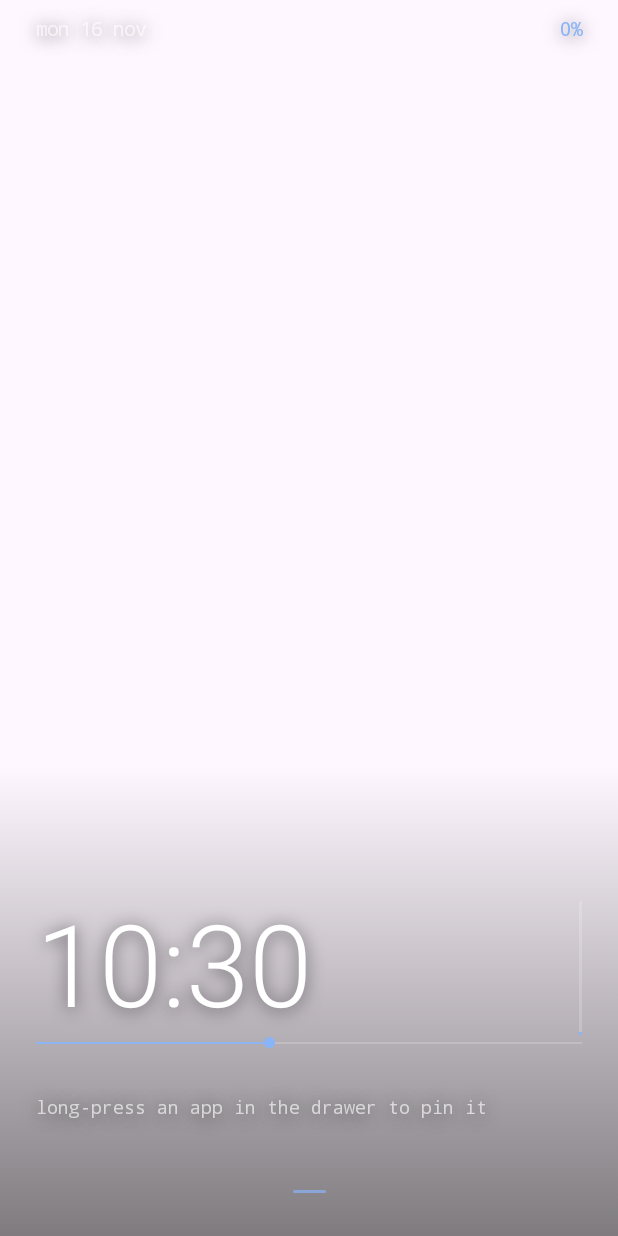
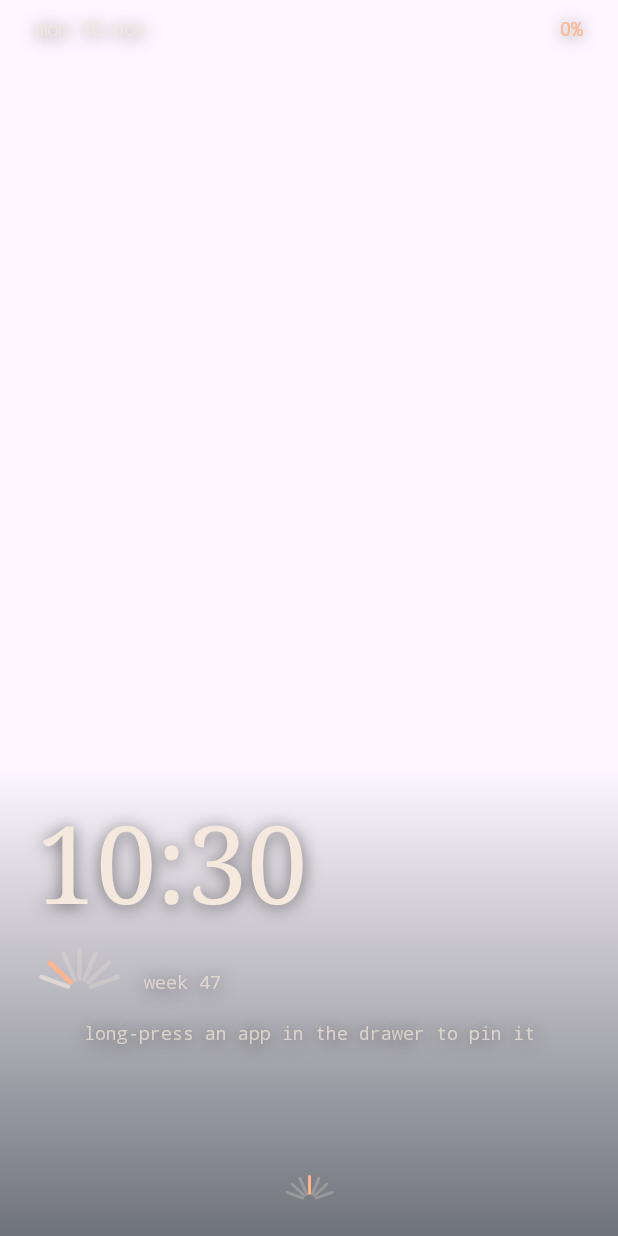
Before and after one commit to AhhadQamar/Shell, an Android app built with Jetpack Compose: the composable LauncherRoot called with empty values, on a phone screen of 412 x 824 dp. Run offline under Robolectric (Android 15) with nearby library versions, the phone set to English and light mode, and no system bars; pictures from the network do not load.

Commit message:
changed the ui

```diff
--- a/app/src/main/java/app/minimalshell/Drawer.kt
+++ b/app/src/main/java/app/minimalshell/Drawer.kt
@@ -79,6 +79,7 @@ import androidx.compose.ui.input.nestedscroll.nestedScroll
 import androidx.compose.ui.semantics.clearAndSetSemantics
 import androidx.compose.ui.unit.Velocity
 import kotlinx.coroutines.flow.first
+import androidx.compose.foundation.layout.size
 
 private sealed interface Item {
     data class Calc(val result: String) : Item
@@ -270,8 +271,8 @@ fun Drawer(apps: List<AppEntry>, state: ShellViewModel, accent: Color, drawer: D
                 .background(
                     Brush.verticalGradient(
                         0f to Color.Transparent,
-                        0.3f to Color.Black.copy(0.72f),
-                        1f to Color.Black.copy(0.9f),
+                        0.3f to Sea.copy(0.78f),
+                        1f to Sea.copy(0.94f),
                     )
                 )
                 .pointerInput(Unit) { detectTapGestures { } } // taps on the panel itself don't close it
@@ -325,9 +326,9 @@ fun Drawer(apps: List<AppEntry>, state: ShellViewModel, accent: Color, drawer: D
                 }
             }
 
-            // the "horizon" of the drawer: an accent stub + hairline that the query sits on
-            Row(Modifier.fillMaxWidth().padding(end = 14.dp), verticalAlignment = Alignment.CenterVertically) {
-                Box(Modifier.width(28.dp).height(2.dp).background(accent))
+            // the "horizon" of the drawer: a small shell resting on a hairline, with the query below it
+            Row(Modifier.fillMaxWidth().padding(end = 14.dp), verticalAlignment = Alignment.Bottom) {
+                ShellFan(today = 3, accent = accent, modifier = Modifier.size(30.dp, 16.dp), showPast = false, ridgeWidth = 2.dp)
                 Hairline(Modifier.weight(1f))
             }
             Row(
@@ -341,7 +342,7 @@ fun Drawer(apps: List<AppEntry>, state: ShellViewModel, accent: Color, drawer: D
                     onValueChange = { query = it },
                     singleLine = true,
                     textStyle = TextStyle(
-                        color = Color.White, fontSize = 17.sp,
+                        color = Sand, fontSize = 17.sp,
                         fontFamily = Mono, shadow = Lift,
                     ),
                     cursorBrush = SolidColor(accent),
@@ -375,8 +376,8 @@ fun Drawer(apps: List<AppEntry>, state: ShellViewModel, accent: Color, drawer: D
 @Composable
 private fun SectionHeader(letter: Char, accent: Color) {
     Row(Modifier.fillMaxWidth().padding(top = 18.dp, bottom = 2.dp), verticalAlignment = Alignment.CenterVertically) {
-        Text(letter.toString(), style = ink(12.sp, accent, mono = true, tracking = 1.sp))
-        Spacer(Modifier.width(10.dp))
+        Text(letter.toString(), style = ink(22.sp, accent, serif = true))
+        Spacer(Modifier.width(12.dp))
         Hairline(Modifier.weight(1f))
     }
 }
@@ -407,7 +408,7 @@ private fun AppRow(app: AppEntry, state: ShellViewModel, accent: Color, highligh
                 app.label,
                 style = ink(
                     17.sp,
-                    Color.White.copy(if (hidden) 0.5f else 0.92f),
+                    Sand.copy(if (hidden) 0.5f else 0.94f),
                     if (highlight) FontWeight.Medium else FontWeight.Normal,
                 ),
                 maxLines = 1, overflow = TextOverflow.Ellipsis,
@@ -433,7 +434,7 @@ private fun FrequentRow(apps: List<AppEntry>, state: ShellViewModel, onOpen: (Ap
                         AppIcon(app, 48.dp, label = null)
                         Spacer(Modifier.height(6.dp))
                         Text(
-                            app.label, style = ink(11.sp, Color.White.copy(0.85f)),
+                            app.label, style = ink(11.sp, Sand.copy(0.85f)),
                             maxLines = 1, overflow = TextOverflow.Ellipsis, textAlign = TextAlign.Center,
                         )
                     }
@@ -527,13 +528,13 @@ private fun SpineRail(letters: List<Char>, accent: Color, onJump: (Char) -> Unit
             horizontalAlignment = Alignment.End,
         ) {
             for (i in letters.indices.reversed()) {
-                Text(letters[i].toString(), style = ink(10.sp, if (i == active) accent else Dim, mono = true))
+                Text(letters[i].toString(), style = ink(11.sp, if (i == active) accent else Dim, serif = true))
             }
         }
         if (active >= 0) {
             Text(
                 letters[active].toString(),
-                style = ink(48.sp, accent, FontWeight.Light, mono = true),
+                style = ink(56.sp, accent, FontWeight.Light, serif = true),
                 modifier = Modifier
                     .align(Alignment.TopEnd)
                     .offset {
--- /dev/null
+++ b/app/src/main/java/app/minimalshell/Fan.kt
@@ -0,0 +1,89 @@
+package app.minimalshell
+
+import androidx.compose.foundation.Canvas
+import androidx.compose.runtime.Composable
+import androidx.compose.ui.Modifier
+import androidx.compose.ui.geometry.Offset
+import androidx.compose.ui.graphics.Color
+import androidx.compose.ui.graphics.StrokeCap
+import androidx.compose.ui.layout.Layout
+import androidx.compose.ui.unit.Dp
+import androidx.compose.ui.unit.dp
+import kotlin.math.cos
+import kotlin.math.roundToInt
+import kotlin.math.sin
+
+// The shell is Shell's one recurring shape: seven ridges fanning out from a single point, as in the app icon.
+// It shows the week on Home, marks the "open apps" handle, and the dock rests on the same curve.
+
+private const val RIDGES = 7
+
+/**
+ * Seven ridges fanning upward from a point at the bottom centre.
+ * [today] (0..6) is drawn in the accent colour; with [showPast] the days before it are drawn brighter than the days
+ * still to come, so the fan also reads as how far through the week you are.
+ */
+@Composable
+fun ShellFan(
+    today: Int,
+    accent: Color,
+    modifier: Modifier = Modifier,
+    showPast: Boolean = true,
+    ridgeWidth: Dp = 3.dp,
+) {
+    Canvas(modifier) {
+        val stroke = ridgeWidth.toPx()
+        val cx = size.width / 2f
+        val cy = size.height - stroke / 2f
+        val outer = size.height - stroke
+        val inner = outer * 0.3f
+        for (i in 0 until RIDGES) {
+            // 200..340 degrees: screen y points down, so these angles open upward
+            val a = Math.toRadians(200.0 + i * (140.0 / (RIDGES - 1)))
+            val dx = cos(a).toFloat()
+            val dy = sin(a).toFloat()
+            val color = when {
+                i == today -> accent
+                showPast && i < today -> Sand.copy(alpha = 0.6f)
+                else -> Sand.copy(alpha = 0.25f)
+            }
+            drawLine(
+                color = color,
+                start = Offset(cx + inner * dx, cy + inner * dy),
+                end = Offset(cx + outer * dx, cy + outer * dy),
+                strokeWidth = stroke,
+                cap = StrokeCap.Round,
+            )
+        }
+    }
+}
+
+private val ARC_RADIUS = 150.dp
+private const val ARC_STEP_DEG = 24.0
+
+/**
+ * Lays its children out along an upward arc: the middle one highest, the outer ones lower, like the ridges of the shell.
+ * Spacing between neighbours stays the same whatever the number of children, so a dock with three icons is just
+ * a shorter arc, not stretched.
+ */
+@Composable
+fun ArcDock(modifier: Modifier = Modifier, content: @Composable () -> Unit) {
+    Layout(content = content, modifier = modifier) { measurables, constraints ->
+        val items = measurables.map { it.measure(constraints.copy(minWidth = 0, minHeight = 0)) }
+        val n = items.size
+        val radius = ARC_RADIUS.toPx()
+        val step = Math.toRadians(ARC_STEP_DEG)
+        val outermost = step * (n - 1) / 2.0
+        val depth = if (n > 1) radius * (1 - cos(outermost)).toFloat() else 0f
+        val itemHeight = items.maxOfOrNull { it.height } ?: 0
+        val width = constraints.maxWidth
+        layout(width, (itemHeight + depth).roundToInt()) {
+            items.forEachIndexed { i, p ->
+                val a = (i - (n - 1) / 2.0) * step
+                val centerX = width / 2f + (radius * sin(a)).toFloat()
+                val top = radius * (1 - cos(a)).toFloat()
+                p.place((centerX - p.width / 2f).roundToInt(), top.roundToInt())
+            }
+        }
+    }
+}
--- a/app/src/main/java/app/minimalshell/Home.kt
+++ b/app/src/main/java/app/minimalshell/Home.kt
@@ -53,7 +53,7 @@ import androidx.compose.ui.platform.LocalDensity
 private val DOCK_ICON = 40.dp
 
 /** Space the long-press menu leaves for the dock so the two never overlap. */
-private val DOCK_CLEARANCE = 136.dp
+private val DOCK_CLEARANCE = 150.dp
 
 /**
  * Home is built from two axes that meet in an L-shaped corner above the dock:
@@ -112,7 +112,7 @@ fun Home(
                 .align(Alignment.BottomCenter)
                 .fillMaxWidth()
                 .fillMaxHeight(0.38f)
-                .background(Brush.verticalGradient(listOf(Color.Transparent, Color.Black.copy(0.5f))))
+                .background(Brush.verticalGradient(listOf(Color.Transparent, Sea.copy(0.6f))))
         )
 
         Column(
@@ -131,30 +131,27 @@ fun Home(
 
             Spacer(Modifier.weight(1f))
 
-            // clock (left) and battery spine (right edge); the spine is as tall as the clock block
-            Row(Modifier.fillMaxWidth().height(IntrinsicSize.Min), verticalAlignment = Alignment.Bottom) {
-                Column(Modifier.weight(1f)) {
-                    Text(tick.time, style = ink(76.sp, weight = FontWeight.Light))
+            // the clock, with the shell's seven ridges beneath it standing for the days of the week
+            Text(tick.time, style = ink(72.sp, weight = FontWeight.Light, serif = true))
             tick.alarm?.let {
-                        Text(it, style = ink(12.sp, Dim, mono = true), modifier = Modifier.padding(top = 2.dp, bottom = 14.dp))
+                Text(it, style = ink(12.sp, Dim, mono = true), modifier = Modifier.padding(top = 2.dp))
             }
-                }
-                BatterySpine(tick.battery, accent)
+            Row(Modifier.padding(top = 12.dp, bottom = 20.dp), verticalAlignment = Alignment.Bottom) {
+                ShellFan(today = tick.weekDay, accent = accent, modifier = Modifier.size(58.dp, 30.dp))
+                Spacer(Modifier.width(14.dp))
+                Text("week ${tick.weekNumber}", style = ink(12.sp, Dim, mono = true))
             }
 
-            DayHorizon(tick.dayFraction, accent)
-
-            // dock: bare icons sitting on the horizon, no backing panel
-            Row(
-                // min height = icon size, so the row doesn't jump when icons appear after the first load
-                Modifier.fillMaxWidth().padding(vertical = 18.dp).heightIn(min = DOCK_ICON),
-                horizontalArrangement = if (dock.isEmpty()) Arrangement.Start else Arrangement.SpaceEvenly,
-                verticalAlignment = Alignment.CenterVertically,
+            // dock: icons rest on an arc, the way the shell's ridges fan out
+            Box(
+                // reserve the arc's height up front, so nothing jumps when icons appear after the first load
+                Modifier.fillMaxWidth().heightIn(min = DOCK_ICON + 50.dp),
+                contentAlignment = Alignment.TopCenter,
             ) {
-                // only suggest pinning once we know there really are no pins, not while apps are still loading
                 if (appsLoaded && state.pinned.isEmpty()) {
                     Text("long-press an app in the drawer to pin it", style = ink(12.sp, Dim, mono = true))
-                }
+                } else {
+                    ArcDock(Modifier.fillMaxWidth()) {
                         dock.forEach { app ->
                             key(app.key) { // keeps each icon's menu state with its own app when the dock changes
                                 var menu by remember { mutableStateOf(false) }
@@ -168,12 +165,14 @@ fun Home(
                             }
                         }
                     }
+                }
+            }
 
-            // drawer handle: tiny, but a real 36dp-tall touch target with a screen-reader label
+            // handle: a small fan of its own; tap it (or swipe up) to open the drawer
             Box(
                 Modifier
                     .fillMaxWidth()
-                    .height(36.dp)
+                    .height(40.dp)
                     .clickable(
                         interactionSource = remember { MutableInteractionSource() },
                         indication = null,
@@ -182,38 +181,12 @@ fun Home(
                     ) { drawer.open() },
                 contentAlignment = Alignment.Center,
             ) {
-                Box(Modifier.width(22.dp).height(2.dp).background(accent.copy(0.7f), RoundedCornerShape(1.dp)))
+                ShellFan(today = 3, accent = accent, modifier = Modifier.size(34.dp, 18.dp), showPast = false, ridgeWidth = 2.dp)
             }
         }
     }
 }
 
-/** Vertical gauge: 2dp track, accent fill growing up from the bottom (where it meets the horizon). */
-@Composable
-private fun BatterySpine(percent: Int, accent: Color) {
-    Box(Modifier.width(2.dp).fillMaxHeight().background(Hair)) {
-        Box(
-            Modifier
-                .align(Alignment.BottomCenter)
-                .fillMaxWidth()
-                .fillMaxHeight((percent / 100f).coerceIn(0.02f, 1f))
-                .background(accent)
-        )
-    }
-}
-
-/** Horizontal line across the day: accent up to now, with a dot at the current moment. */
-@Composable
-private fun DayHorizon(fraction: Float, accent: Color) {
-    val f = fraction.coerceIn(0.02f, 1f)
-    Box(Modifier.fillMaxWidth().height(10.dp), contentAlignment = Alignment.CenterStart) {
-        Box(Modifier.fillMaxWidth().height(1.dp).background(Hair))
-        Box(Modifier.fillMaxWidth(f).height(1.dp).background(accent.copy(0.9f)))
-        Box(Modifier.fillMaxWidth(f), contentAlignment = Alignment.CenterEnd) {
-            Box(Modifier.size(7.dp).background(accent, CircleShape))
-        }
-    }
-}
 
 /** Long-press on empty home space: a bare text list, no card. */
 @Composable
@@ -222,7 +195,7 @@ fun HomeMenu(accent: Color, onShellSettings: () -> Unit, onDismiss: () -> Unit)
     Box(
         Modifier
             .fillMaxSize()
-            .background(Brush.verticalGradient(listOf(Color.Transparent, Color.Black.copy(0.7f))))
+            .background(Brush.verticalGradient(listOf(Color.Transparent, Sea.copy(0.78f))))
             .pointerInput(Unit) { detectTapGestures { onDismiss() } }
             .windowInsetsPadding(WindowInsets.systemBars),
         contentAlignment = Alignment.BottomStart,
--- a/app/src/main/java/app/minimalshell/MainActivity.kt
+++ b/app/src/main/java/app/minimalshell/MainActivity.kt
@@ -89,7 +89,7 @@ fun LauncherRoot(state: ShellViewModel, homeSignal: Int) {
                         onLongPress = { menuOpen = true },
                     )
                     // soft dim behind the drawer, growing with it; no pointer handling, so it never blocks touches
-                    Box(Modifier.fillMaxSize().graphicsLayer { alpha = drawer.progress * 0.4f }.background(Color.Black))
+                    Box(Modifier.fillMaxSize().graphicsLayer { alpha = drawer.progress * 0.4f }.background(Sea))
                     // always composed and parked just off-screen: opening never has to build it from scratch
                     Drawer(apps, state, accent, drawer)
                     AnimatedVisibility(visible = menuOpen, enter = fadeIn(), exit = fadeOut()) {
--- a/app/src/main/java/app/minimalshell/SettingsStore.kt
+++ b/app/src/main/java/app/minimalshell/SettingsStore.kt
@@ -39,7 +39,7 @@ class SettingsStore(context: Context) {
         val hidden: Set<String> = emptySet(),
         val counts: Map<String, Int> = emptyMap(),
         /** 0 means "use the wallpaper". */
-        val accent: Int = 0,
+        val accent: Int = PEACH_ARGB,
         val autoKeyboard: Boolean = false,
         val showFrequent: Boolean = true,
     )
@@ -58,7 +58,7 @@ class SettingsStore(context: Context) {
             pinned = p[PINNED].orEmpty().split(",").filter { it.isNotBlank() },
             hidden = p[HIDDEN].orEmpty(),
             counts = parseCounts(p[COUNTS].orEmpty()),
-            accent = p[ACCENT] ?: 0,
+            accent = p[ACCENT] ?: PEACH_ARGB,
             autoKeyboard = p[AUTO_KEYBOARD] ?: false,
             showFrequent = p[FREQUENT] ?: true,
         )
--- a/app/src/main/java/app/minimalshell/ShellViewModel.kt
+++ b/app/src/main/java/app/minimalshell/ShellViewModel.kt
@@ -49,7 +49,7 @@ class ShellViewModel(application: Application) : AndroidViewModel(application) {
         private set
     var counts by mutableStateOf<Map<String, Int>>(emptyMap())
         private set
-    var accentOverride by mutableIntStateOf(0)
+    var accentOverride by mutableIntStateOf(PEACH_ARGB)
         private set
     var showFrequent by mutableStateOf(true)
         private set
--- a/app/src/main/java/app/minimalshell/SystemInfo.kt
+++ b/app/src/main/java/app/minimalshell/SystemInfo.kt
@@ -27,10 +27,12 @@ import java.time.LocalDateTime
 import java.time.ZoneId
 import java.time.format.DateTimeFormatter
 import java.util.Locale
+import java.time.temporal.IsoFields
+import java.time.temporal.WeekFields
 
 // ---------- wallpaper accent ----------
 
-private val FallbackAccent = Color(0xFF8AB4F8)
+private val FallbackAccent = Peach
 
 /** Picks the most vivid of the wallpaper's primary/secondary/tertiary colors (saturation + brightness score). */
 fun pickAccent(ctx: Context): Color {
@@ -69,7 +71,8 @@ data class Tick(
     val battery: Int,
     val charging: Boolean,
     val alarm: String?,
-    val dayFraction: Float, // 0..1, how far through today we are (drives the horizon line on Home)
+    val weekDay: Int, // 0..6, which day of the week it is, counting from the locale's first day (lights a ridge of the fan)
+    val weekNumber: Int, // ISO week of the year
 )
 
 fun readTick(ctx: Context): Tick {
@@ -99,7 +102,8 @@ fun readTick(ctx: Context): Tick {
         charging = status == BatteryManager.BATTERY_STATUS_CHARGING ||
             status == BatteryManager.BATTERY_STATUS_FULL,
         alarm = alarm,
-        dayFraction = now.toLocalTime().toSecondOfDay() / 86_400f,
+        weekDay = now.toLocalDate().get(WeekFields.of(Locale.getDefault()).dayOfWeek()) - 1,
+        weekNumber = now.toLocalDate().get(IsoFields.WEEK_OF_WEEK_BASED_YEAR),
     )
 }
 
--- a/app/src/main/java/app/minimalshell/Ui.kt
+++ b/app/src/main/java/app/minimalshell/Ui.kt
@@ -48,9 +48,18 @@ import androidx.compose.foundation.layout.fillMaxWidth
 // legibility comes from a soft text shadow (Lift) instead of dark panels.
 // ---------------------------------------------------------------------------
 
-val Dim = Color.White.copy(alpha = 0.64f)
-val Hair = Color.White.copy(alpha = 0.18f)
+// Palette, taken from the app icon: warm shell on deep sea. Text is sand, not pure white; the accent is peach
+// unless the user picks another colour (or "follow the wallpaper") in settings.
+const val PEACH_ARGB = 0xFFFFB48A.toInt()
+val Peach = Color(PEACH_ARGB)
+val Sand = Color(0xFFF4E9DC)
+val Sea = Color(0xFF0F1B21)
+
+val Dim = Sand.copy(alpha = 0.7f)
+val Hair = Sand.copy(alpha = 0.18f)
 val Mono = FontFamily.Monospace
+/** The system serif: the clock and the drawer's section letters use it, everything else stays sans. */
+val Serif = FontFamily.Serif
 
 /** Soft dark halo under text: keeps type readable on any wallpaper without a backing panel. */
 val Lift = Shadow(color = Color.Black.copy(alpha = 0.55f), offset = Offset(0f, 2f), blurRadius = 14f)
@@ -58,15 +67,20 @@ val Lift = Shadow(color = Color.Black.copy(alpha = 0.55f), offset = Offset(0f, 2
 /** The one text-style factory: every piece of text in Shell goes through this. */
 fun ink(
     size: TextUnit,
-    color: Color = Color.White,
+    color: Color = Sand,
     weight: FontWeight = FontWeight.Normal,
     mono: Boolean = false,
     tracking: TextUnit = TextUnit.Unspecified,
+    serif: Boolean = false,
 ) = TextStyle(
     color = color,
     fontSize = size,
     fontWeight = weight,
-    fontFamily = if (mono) Mono else FontFamily.Default,
+    fontFamily = when {
+        mono -> Mono
+        serif -> Serif
+        else -> FontFamily.Default
+    },
     letterSpacing = tracking,
     shadow = Lift,
 )
@@ -168,7 +182,7 @@ fun AppMenu(app: AppEntry, state: ShellViewModel, expanded: Boolean, onDismiss:
         expanded = expanded,
         onDismissRequest = onDismiss,
         shape = RoundedCornerShape(6.dp),
-        containerColor = Color(0xF2121416),
+        containerColor = Sea.copy(alpha = 0.95f),
         tonalElevation = 0.dp,
         border = BorderStroke(1.dp, Hair),
     ) {
@@ -188,7 +202,7 @@ fun AppMenu(app: AppEntry, state: ShellViewModel, expanded: Boolean, onDismiss:
 @Composable
 private fun MenuItem(label: String, onClick: () -> Unit) {
     DropdownMenuItem(
-        text = { Text(label, style = TextStyle(color = Color.White, fontSize = 14.sp, fontFamily = Mono)) },
+        text = { Text(label, style = TextStyle(color = Sand, fontSize = 14.sp, fontFamily = Mono)) },
         onClick = onClick,
     )
 }
```
Also changed, not shown: app/src/main/java/app/minimalshell/Settings.kt (+8 -8 lines). Lines whose indentation alone changed are shown as unchanged.
